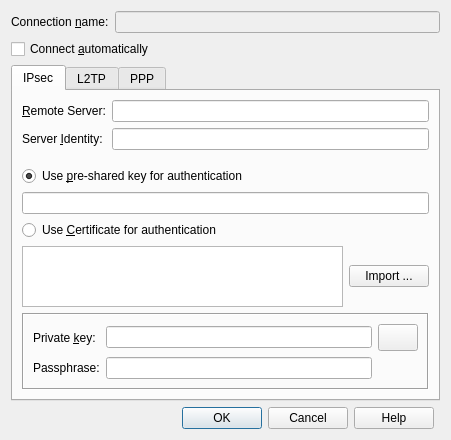
Sander80/l2tp-ipsec-vpn, file src/dialogs/ConnectionSettingsDialog.ui: the form before one commit.
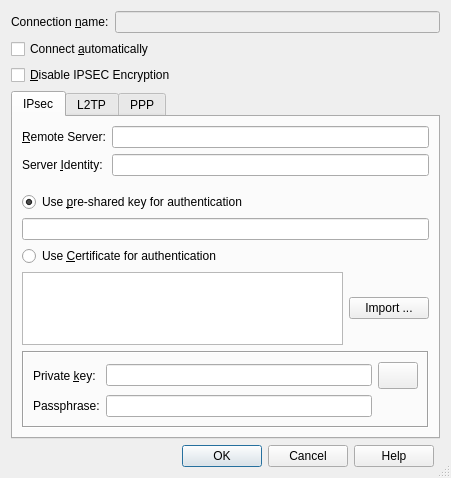
The form after the commit. Icons and pictures are not drawn.

Diff of the .ui file:
```diff
--- a/src/dialogs/ConnectionSettingsDialog.ui
+++ b/src/dialogs/ConnectionSettingsDialog.ui
@@ -7,7 +7,7 @@
     <x>0</x>
     <y>0</y>
     <width>451</width>
-    <height>440</height>
+    <height>478</height>
    </rect>
   </property>
   <property name="windowTitle">
@@ -17,6 +17,9 @@
    <iconset resource="../../resources/L2tpIPsecVpn.qrc">
     <normaloff>:/images/configure.png</normaloff>:/images/configure.png</iconset>
   </property>
+  <property name="sizeGripEnabled">
+   <bool>true</bool>
+  </property>
   <layout class="QGridLayout" name="m_pDialogGridLayout">
    <item row="0" column="0" colspan="2">
     <layout class="QFormLayout" name="m_pConnectionNameLayout">
@@ -61,7 +64,7 @@
      </property>
     </widget>
    </item>
-   <item row="2" column="0" colspan="2">
+   <item row="3" column="0" colspan="2">
     <widget class="QTabWidget" name="m_pTabWidget">
      <property name="focusPolicy">
       <enum>Qt::StrongFocus</enum>
@@ -568,13 +571,20 @@
      </widget>
     </widget>
    </item>
-   <item row="3" column="0">
+   <item row="4" column="0">
     <widget class="QDialogButtonBox" name="m_pButtonBox">
      <property name="standardButtons">
       <set>QDialogButtonBox::Cancel|QDialogButtonBox::Help|QDialogButtonBox::Ok</set>
      </property>
     </widget>
    </item>
+   <item row="2" column="0">
+    <widget class="QCheckBox" name="m_pDisableIPSecEncryption">
+     <property name="text">
+      <string>&amp;Disable IPSEC Encryption</string>
+     </property>
+    </widget>
+   </item>
   </layout>
  </widget>
  <tabstops>
```
Left out of the diff: 16 changed lines with no effect on the pictures.
